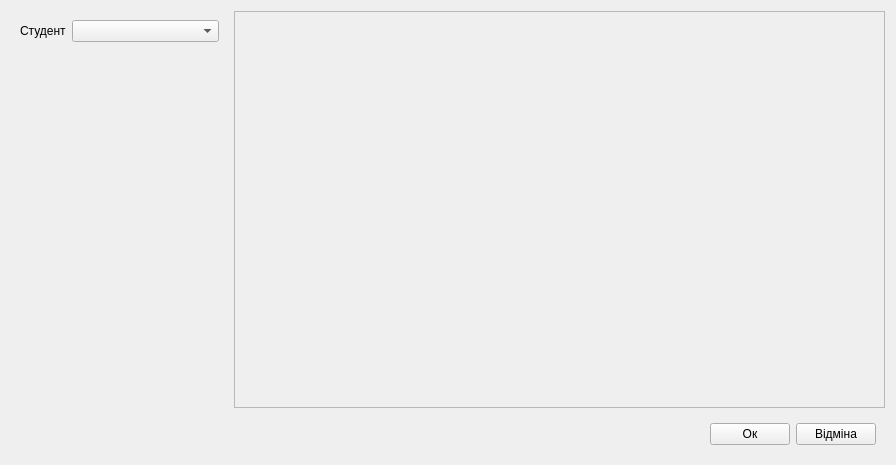
zzvanyazz/Kursova, file Kursova/EducationProgressForms/InputForms/markinputform.ui: the form before one commit.
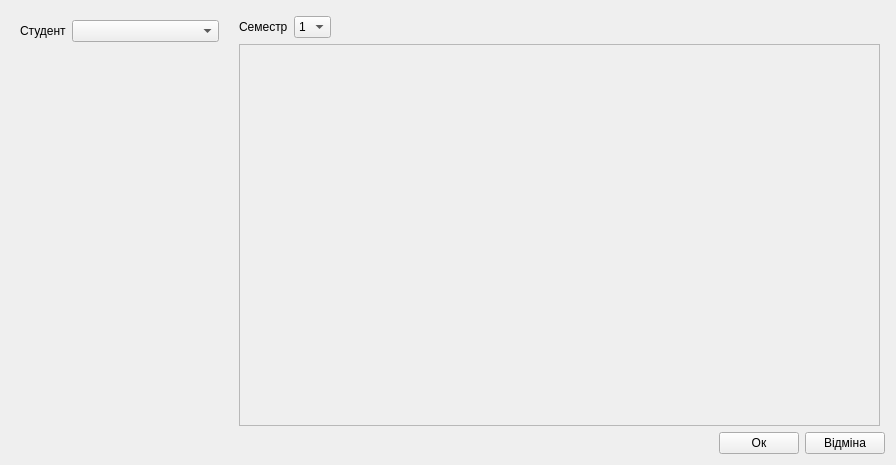
The form after the commit.

The edit to the form file:
```diff
--- a/Kursova/EducationProgressForms/InputForms/markinputform.ui
+++ b/Kursova/EducationProgressForms/InputForms/markinputform.ui
@@ -93,6 +93,84 @@
       </widget>
      </item>
      <item>
+      <widget class="QWidget" name="widget_4" native="true">
+       <property name="sizePolicy">
+        <sizepolicy hsizetype="Minimum" vsizetype="Minimum">
+         <horstretch>3</horstretch>
+         <verstretch>0</verstretch>
+        </sizepolicy>
+       </property>
+       <layout class="QVBoxLayout" name="verticalLayout_3">
+        <property name="leftMargin">
+         <number>5</number>
+        </property>
+        <property name="topMargin">
+         <number>5</number>
+        </property>
+        <property name="rightMargin">
+         <number>5</number>
+        </property>
+        <property name="bottomMargin">
+         <number>0</number>
+        </property>
+        <item alignment="Qt::AlignLeft">
+         <widget class="QWidget" name="widget_5" native="true">
+          <property name="sizePolicy">
+           <sizepolicy hsizetype="Minimum" vsizetype="Maximum">
+            <horstretch>0</horstretch>
+            <verstretch>0</verstretch>
+           </sizepolicy>
+          </property>
+          <layout class="QHBoxLayout" name="horizontalLayout_5">
+           <property name="leftMargin">
+            <number>0</number>
+           </property>
+           <property name="topMargin">
+            <number>0</number>
+           </property>
+           <property name="rightMargin">
+            <number>0</number>
+           </property>
+           <property name="bottomMargin">
+            <number>0</number>
+           </property>
+           <item>
+            <widget class="QLabel" name="label_2">
+             <property name="sizePolicy">
+              <sizepolicy hsizetype="Maximum" vsizetype="Minimum">
+               <horstretch>0</horstretch>
+               <verstretch>0</verstretch>
+              </sizepolicy>
+             </property>
+             <property name="text">
+              <string>Семестр</string>
+             </property>
+            </widget>
+           </item>
+           <item>
+            <widget class="QComboBox" name="comboBoxSemester">
+             <property name="sizePolicy">
+              <sizepolicy hsizetype="Maximum" vsizetype="Minimum">
+               <horstretch>0</horstretch>
+               <verstretch>0</verstretch>
+              </sizepolicy>
+             </property>
+             <item>
+              <property name="text">
+               <string>1</string>
+              </property>
+             </item>
+             <item>
+              <property name="text">
+               <string>2</string>
+              </property>
+             </item>
+            </widget>
+           </item>
+          </layout>
+         </widget>
+        </item>
+        <item>
       <widget class="QScrollArea" name="scrollArea">
        <property name="sizePolicy">
         <sizepolicy hsizetype="Minimum" vsizetype="Minimum">
@@ -114,8 +192,8 @@
          <rect>
           <x>0</x>
           <y>0</y>
-          <width>647</width>
-          <height>385</height>
+             <width>637</width>
+             <height>371</height>
          </rect>
         </property>
         <layout class="QVBoxLayout" name="verticalLayout_2"/>
@@ -123,10 +201,25 @@
       </widget>
      </item>
     </layout>
+      </widget>
+     </item>
+    </layout>
    </item>
    <item>
     <widget class="QWidget" name="widget_3" native="true">
      <layout class="QHBoxLayout" name="horizontalLayout">
+      <property name="leftMargin">
+       <number>0</number>
+      </property>
+      <property name="topMargin">
+       <number>0</number>
+      </property>
+      <property name="rightMargin">
+       <number>0</number>
+      </property>
+      <property name="bottomMargin">
+       <number>0</number>
+      </property>
       <item>
        <spacer name="horizontalSpacer">
         <property name="orientation">
```
Lines whose indentation alone changed are shown as unchanged.
